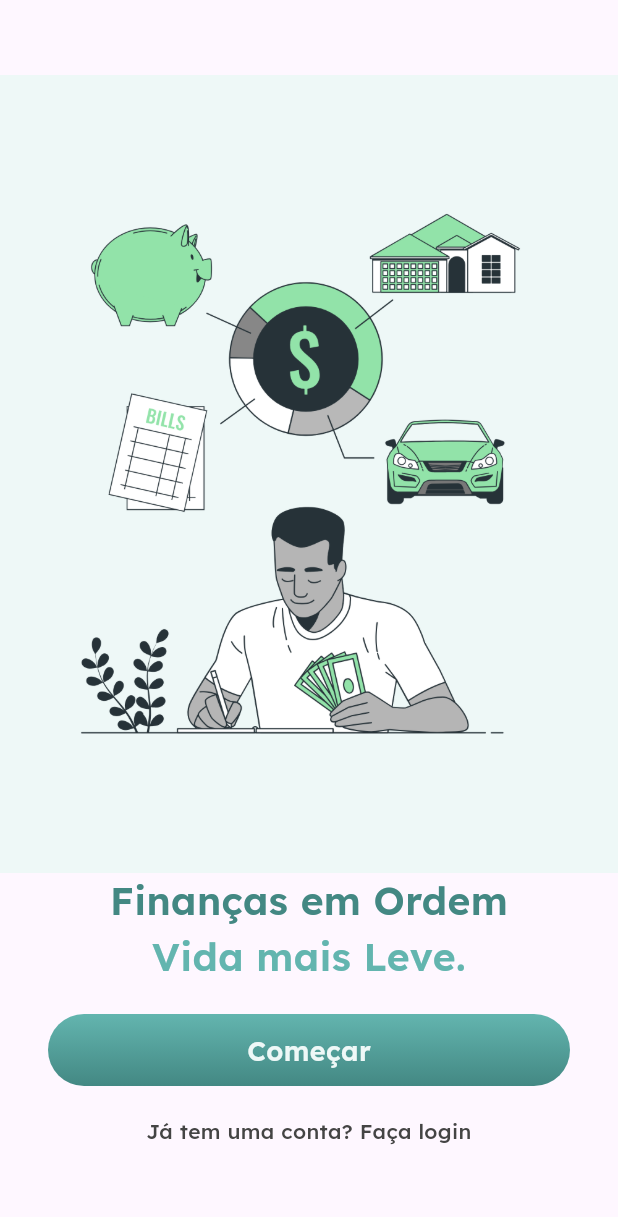
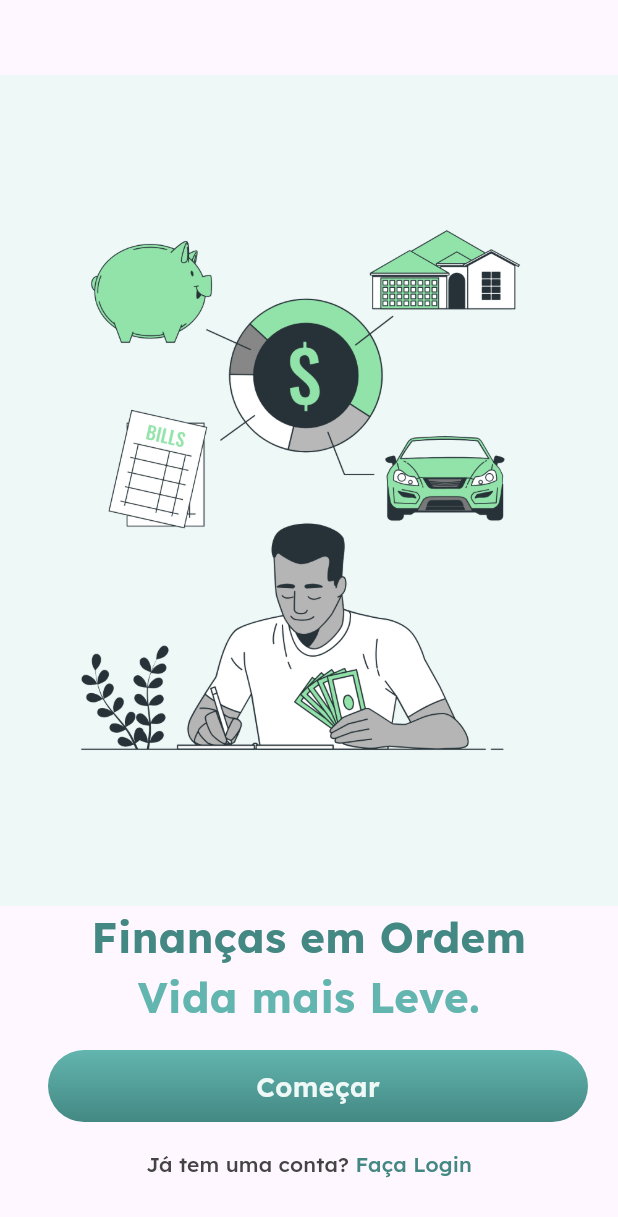
Before and after one commit to augusto-hog/despesas_app, a Flutter app: the screen it shows after launch, on a phone screen of 412 x 824 dp. Shown: the top 1217 px of the screen. Run offline on Flutter 3.47's test engine with Material 3 defaults, Android fonts, the phone set to English and light mode, and no system bars.

Commit message:
Atualiza estilos de texto para tamanho 28 e peso 700

```diff
--- a/lib/common/constants/app_text_styles.dart
+++ b/lib/common/constants/app_text_styles.dart
@@ -13,10 +13,10 @@ class AppTextStyles {
     fontSize: 36.0,
     fontWeight: FontWeight.w700,
   );
-  static const TextStyle mediumText26 = TextStyle(
+  static const TextStyle mediumText28 = TextStyle(
     fontFamily: 'Lexend',
-    fontSize: 26.0,
-    fontWeight: FontWeight.w600,
+    fontSize: 28.0,
+    fontWeight: FontWeight.w700,
   );
   static const TextStyle mediumText18 = TextStyle(
     fontFamily: 'Lexend',
--- /dev/null
+++ b/lib/common/widgets/multi_text_button.dart
@@ -0,0 +1,24 @@
+import 'package:flutter/material.dart';
+
+class MultiTextButton extends StatelessWidget {
+  final List<Text> children;
+  final VoidCallback onPressed;
+
+  const MultiTextButton({
+    super.key,
+    required this.children,
+    required this.onPressed,
+  });
+
+  @override
+  Widget build(BuildContext context) {
+    return TextButton(
+      onPressed: onPressed,
+      child: Row(
+        mainAxisSize: MainAxisSize.min,
+        mainAxisAlignment: MainAxisAlignment.center,
+        children: children,
+      ),
+    );
+  }
+}
--- a/lib/features/onboarding/onboarding_page.dart
+++ b/lib/features/onboarding/onboarding_page.dart
@@ -1,5 +1,8 @@
+import 'dart:developer';
+
 import 'package:despesas_app/common/constants/app_colors.dart';
 import 'package:despesas_app/common/constants/app_text_styles.dart';
+import 'package:despesas_app/common/widgets/multi_text_button.dart';
 import 'package:despesas_app/common/widgets/primary_button.dart';
 import 'package:flutter/material.dart';
 
@@ -26,31 +29,45 @@ class OnboardingPage extends StatelessWidget {
             ),
             Text(
               'Finanças em Ordem',
-              style: AppTextStyles.mediumText26
+              style: AppTextStyles.mediumText28
                   .copyWith(color: AppColors.greenlightTwo),
               textAlign: TextAlign.center,
             ),
             Text(
               'Vida mais Leve.',
-              style: AppTextStyles.mediumText26
+              style: AppTextStyles.mediumText28
                   .copyWith(color: AppColors.greenlightOne),
               textAlign: TextAlign.center,
             ),
             Padding(
-              padding:
-                  const EdgeInsets.symmetric(horizontal: 32.0, vertical: 20.0),
+              padding: const EdgeInsets.only(
+                  left: 32.0, right: 20.0, top: 16.0, bottom: 4.0),
               child: PrimaryButton(
                 text: 'Começar',
                 onPressed: () {},
               ),
             ),
-            Text(
-              'Já tem uma conta? Faça login',
-              style: AppTextStyles.smallText.copyWith(color: AppColors.grey),
-              textAlign: TextAlign.center,
+            MultiTextButton(
+              onPressed: () {
+                log('Clicou em "Faça Login"');
+              },
+              children: [
+                Text(
+                  'Já tem uma conta? ',
+                  style: AppTextStyles.smallText.copyWith(
+                    color: AppColors.grey,
+                  ),
+                ),
+                Text(
+                  'Faça Login',
+                  style: AppTextStyles.smallText.copyWith(
+                    color: AppColors.greenlightTwo,
+                  ),
+                ),
+              ],
             ),
             const SizedBox(
-              height: 60.0,
+              height: 24.0,
             ),
           ],
         ),
```
